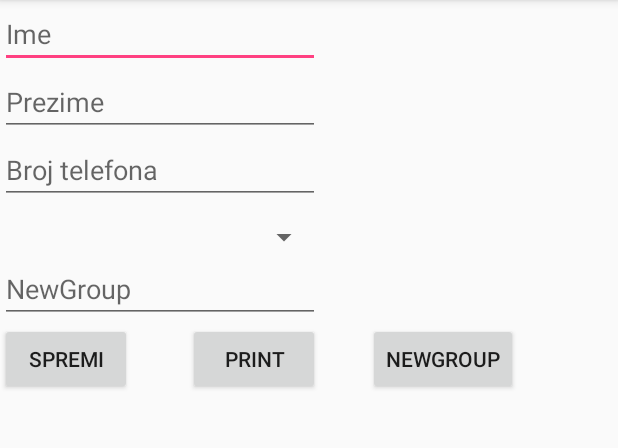
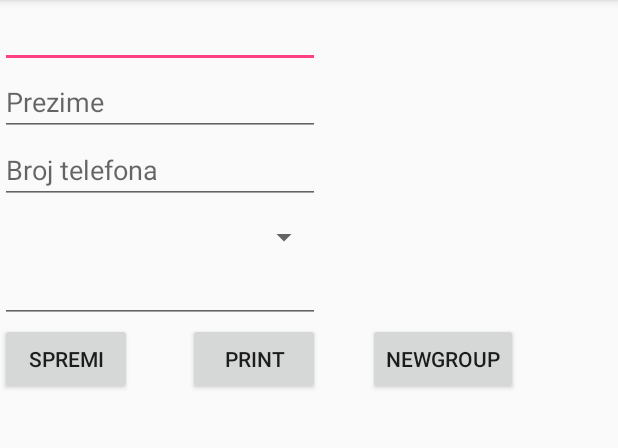
Before and after one commit to vanjs83/TelefonskiImenik, an Android app: the screen it shows after launch (MainActivity), after a tap on "NEWGROUP", on a phone screen of 412 x 824 dp, the part 84-532 px from its top. Run offline under Robolectric (Android 15) with nearby library versions, the phone set to English and light mode, and no system bars; libraries missing offline, so code that uses them is left out: com.itextpdf.text; 3 other taps on this screen came first.

Commit message:
stavi promjene

```diff
--- a/app/src/main/java/com/imenik/osmibit/telefonskiimenik/DatabaseHandler.java
+++ b/app/src/main/java/com/imenik/osmibit/telefonskiimenik/DatabaseHandler.java
@@ -15,7 +15,7 @@ import android.database.sqlite.SQLiteOpenHelper;
 
 public class DatabaseHandler extends SQLiteOpenHelper {
 
-    private static final int DATABASE_VERSION =2;
+    private static final int DATABASE_VERSION =3;
     private static final String DATABASE_NAME = "contactsManager";
     private static final String TABLE_CONTACTS = "contacts";
     private static final String TABLE_GROUP = "groups";//TABLE GROUP
@@ -47,7 +47,7 @@ public class DatabaseHandler extends SQLiteOpenHelper {
         //Table for groups
         String CREATE_CONTACTS_GROUP = "CREATE TABLE " + TABLE_GROUP + "("
                 + KEY_GROUP + " INTEGER PRIMARY KEY AUTOINCREMENT,"
-                + KEY_NAME + " TEXT" + ");";
+                + KEY_NAME + " TEXT UNIQUE" + ");";
 
          //Table for contacts
         String CREATE_CONTACTS_TABLE = "CREATE TABLE " + TABLE_CONTACTS + "("
--- a/app/src/main/java/com/imenik/osmibit/telefonskiimenik/MainActivity.java
+++ b/app/src/main/java/com/imenik/osmibit/telefonskiimenik/MainActivity.java
@@ -49,7 +49,7 @@ public class MainActivity extends AppCompatActivity implements AdapterView.OnIte
     Button mButtSave, mButtPrint;
     public String name, surname, telNumber, group;
     DatabaseHandler db;
-    int Position = 0;
+    int Position = -1;
 
 
     @Override
@@ -70,7 +70,6 @@ public class MainActivity extends AppCompatActivity implements AdapterView.OnIte
         db = new DatabaseHandler(this);
         StringBuffer buffer = new StringBuffer();
         List<Group> group = db.getAllGroups();
-        //  String[] str= new String[group.size()];
         List<String> str = new ArrayList<String>();
         for(Group cn : group) {
             String con = "Id: " + cn.getID()  + " ,Name: " + cn.getName();
@@ -107,11 +106,11 @@ public class MainActivity extends AppCompatActivity implements AdapterView.OnIte
         System.out.println("SURNAME :" + surname);
         telNumber = mNumber.getText().toString();
         System.out.println("TELNUBER:" + telNumber);
+        mName.setHint("");
 
         // creates
         db = new DatabaseHandler(this);
                                                   //position
-
         if(Position == -1) {
             boolean insert = db.addContact(new Contact(name, surname, telNumber));
 
@@ -130,7 +129,6 @@ public class MainActivity extends AppCompatActivity implements AdapterView.OnIte
             Toast.makeText(getApplicationContext(), "Contact inserted", Toast.LENGTH_LONG).show();
            }
         }
-
    //     db.addContact(new Contact(name, surname, telNumber));
             StringBuffer buffer = new StringBuffer();
             List<Contact> contact = db.getAllContacts();
@@ -139,7 +137,7 @@ public class MainActivity extends AppCompatActivity implements AdapterView.OnIte
               Log.w("myContact: ",con);
               buffer.append(con).append("\n");
         }
-      //  createPDF(buffer);
+        createPDF(buffer);
 
     }
 
@@ -175,11 +173,12 @@ public class MainActivity extends AppCompatActivity implements AdapterView.OnIte
         //Add new group into
         group = mGroup.getText().toString();
         System.out.println("NAME GROUP: " + group);
+        mGroup.setHint("");
 
         //Add group
         boolean insert = db.addGroup(new Group(group));
         if (!insert) {
-            Toast.makeText(getApplicationContext(), "Group not inserted", Toast.LENGTH_LONG).show();
+            Toast.makeText(getApplicationContext(), "Group: " + group + " not allowed", Toast.LENGTH_LONG).show();
         } else {
             Toast.makeText(getApplicationContext(), "Group inserted", Toast.LENGTH_LONG).show();
         }
@@ -252,7 +251,8 @@ public class MainActivity extends AppCompatActivity implements AdapterView.OnIte
     @Override
     public void onItemSelected(AdapterView<?> parent, View v, int position, long id) {
 
-        Position=position;
+        Position= position + 1;
+
     }
 
 
@@ -260,7 +260,7 @@ public class MainActivity extends AppCompatActivity implements AdapterView.OnIte
     @Override
     public void onNothingSelected(AdapterView<?> arg0) {
      // TODO Auto-generated method stub
-        Position = -1;
+       // Position = -1;
 
     }
 
```
